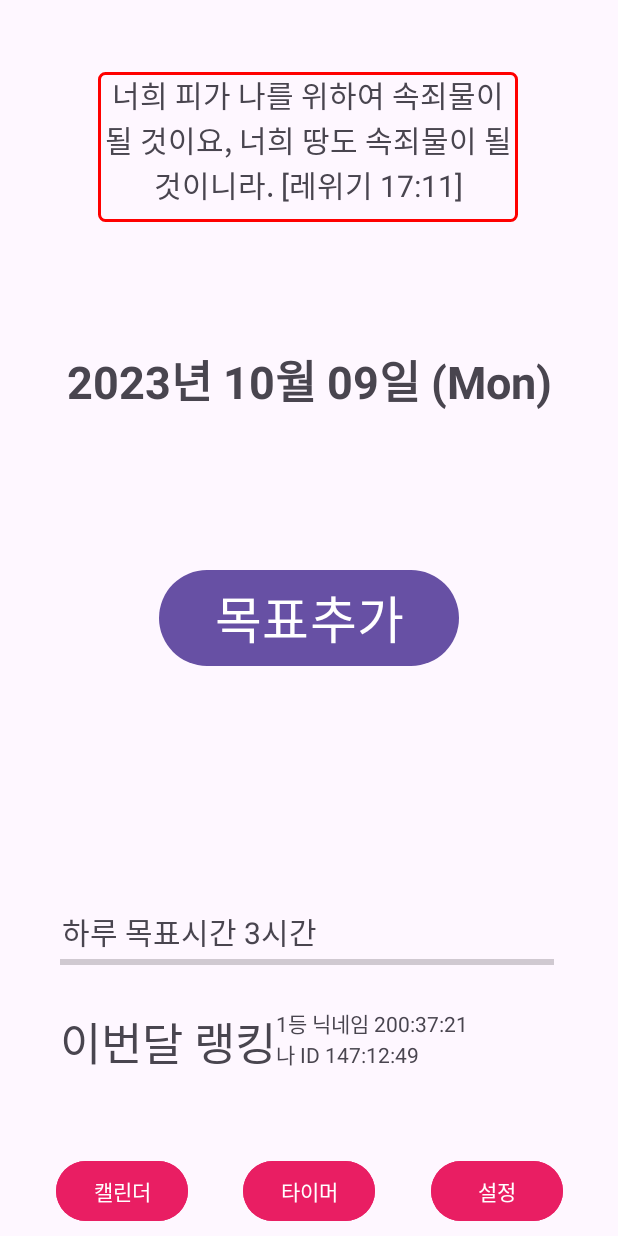
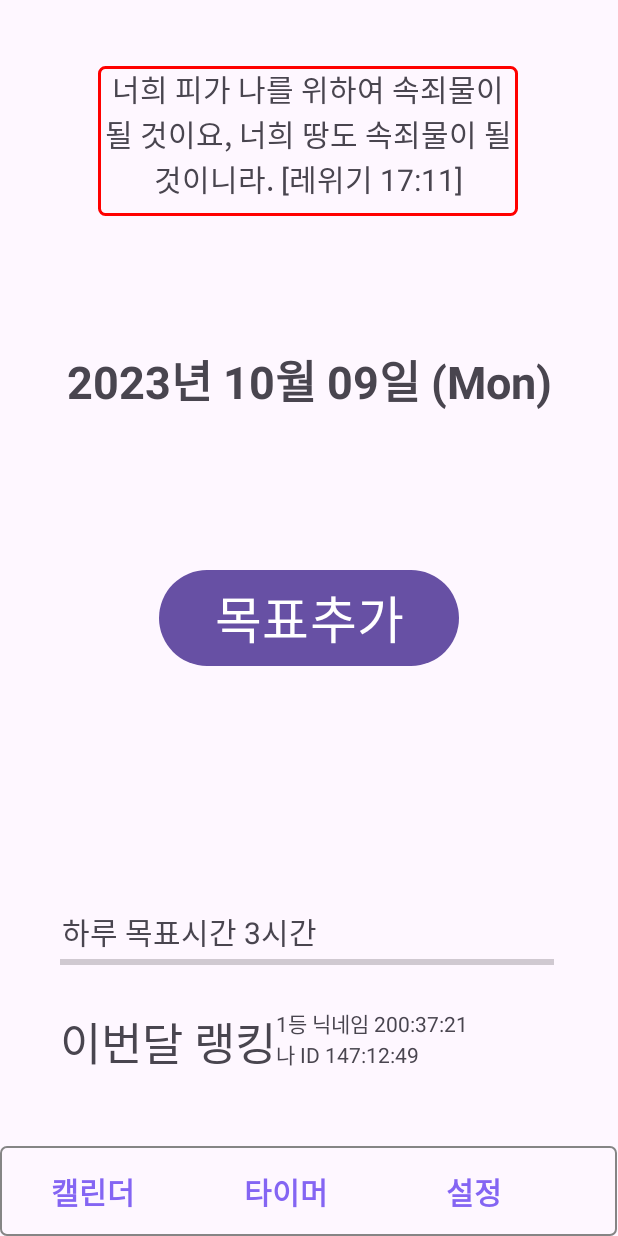
Before and after one commit to FirePotatoes/first_step_frontend, an Android app: the emptytimer screen opened directly, with no data from a screen before it, on a phone screen of 412 x 824 dp. Run offline under Robolectric (Android 15) with nearby library versions, the phone set to English and light mode, and no system bars.

Commit message:
feat(settings,calendar,timer): adding bottombar

```diff
--- a/app/src/main/java/com/example/firststep/emptytimer.kt
+++ b/app/src/main/java/com/example/firststep/emptytimer.kt
@@ -36,6 +36,9 @@ class emptytimer : AppCompatActivity() {
         val selectedVerse = bibleVerses[dayOfYear % bibleVerses.size]
         textViewVerse.text = "$selectedVerse"
 
+        goCalendarButton()
+        goSettingsButton()
+        goTimerButton()
     }
 
     private fun getDayOfYear(): Int {
@@ -57,4 +60,28 @@ class emptytimer : AppCompatActivity() {
             startActivity(intent)
         }
     }
+
+    private fun goSettingsButton() {
+        val button = findViewById<Button>(R.id.btn_settings)
+        button.setOnClickListener {
+            val intent = Intent(this,settings::class.java)
+            startActivity(intent)
+        }
+    }
+
+    private fun goTimerButton() {
+        val button = findViewById<Button>(R.id.btn_timer)
+        button.setOnClickListener {
+            val intent = Intent(this,timerActivity::class.java)
+            startActivity(intent)
+        }
+    }
+
+    private fun goCalendarButton() {
+        val button = findViewById<Button>(R.id.btn_calendar)
+        button.setOnClickListener {
+            val intent = Intent(this,calendar::class.java)
+            startActivity(intent)
+        }
+    }
 }
--- a/app/src/main/res/layout/activity_emptytimer.xml
+++ b/app/src/main/res/layout/activity_emptytimer.xml
@@ -12,7 +12,9 @@
         android:id="@+id/textViewVerse"
         android:layout_width="280dp"
         android:layout_height="100dp"
-        android:layout_marginTop="48dp"
+        android:layout_marginTop="44dp"
+        android:background="@drawable/boxborder"
+        android:gravity="start|left"
         android:text=""
         android:textAlignment="center"
         android:textSize="20sp"
@@ -20,9 +22,7 @@
         app:layout_constraintHorizontal_bias="0.496"
         app:layout_constraintStart_toStartOf="parent"
         app:layout_constraintTop_toTopOf="parent"
-        tools:ignore="MissingConstraints,RtlCompat"
-        android:gravity="start|left"
-        android:background="@drawable/boxborder"/>
+        tools:ignore="MissingConstraints,RtlCompat" />
 
     <TextView
         android:id="@+id/textViewDate"
@@ -87,44 +87,61 @@
         app:layout_constraintTop_toTopOf="parent"
         app:layout_constraintVertical_bias="0.859" />
 
-    <Space
-        android:id="@+id/space2"
-        android:layout_width="412dp"
+    <View
+        android:id="@+id/bottomBar"
+        android:layout_width="411dp"
         android:layout_height="60dp"
+        android:layout_gravity="center"
+        android:layout_weight="1"
+        android:background="@drawable/bottomboxborder"
         app:layout_constraintBottom_toBottomOf="parent"
-        app:layout_constraintEnd_toEndOf="parent" />
+        tools:ignore="MissingConstraints" />
 
     <Button
         android:id="@+id/btn_calendar"
         android:layout_width="wrap_content"
         android:layout_height="wrap_content"
-        android:backgroundTint="@color/button"
+        android:layout_marginStart="10dp"
+        android:backgroundTint="@color/toomyeong"
+        android:gravity="center_horizontal"
         android:text="캘린더"
-        app:layout_constraintEnd_toStartOf="@+id/btn_timer"
-        app:layout_constraintStart_toStartOf="@+id/space2"
-        app:layout_constraintTop_toTopOf="@+id/btn_timer" />
+        android:textColor="@color/purple"
+        android:textStyle="bold"
+        android:textSize="20dp"
+        app:layout_constraintBottom_toBottomOf="parent"
+        app:layout_constraintStart_toStartOf="@+id/bottomBar"
+        app:layout_constraintTop_toTopOf="@+id/bottomBar" />
 
     <Button
         android:id="@+id/btn_timer"
         android:layout_width="wrap_content"
         android:layout_height="wrap_content"
-        android:backgroundTint="@color/button"
+        android:layout_marginStart="24dp"
+        android:backgroundTint="@color/toomyeong"
+        android:gravity="center_vertical"
+        android:textStyle="bold"
         android:text="타이머"
-        app:layout_constraintBottom_toBottomOf="@+id/space2"
-        app:layout_constraintEnd_toEndOf="parent"
-        app:layout_constraintStart_toStartOf="parent"
-        app:layout_constraintTop_toTopOf="@+id/space2" />
+        android:textColor="@color/purple"
+        android:textSize="20dp"
+        app:layout_constraintBottom_toBottomOf="@+id/bottomBar"
+        app:layout_constraintStart_toEndOf="@+id/btn_calendar"
+        app:layout_constraintTop_toTopOf="@+id/bottomBar"
+        app:layout_constraintVertical_bias="0.555" />
 
     <Button
         android:id="@+id/btn_settings"
         android:layout_width="wrap_content"
         android:layout_height="wrap_content"
-        android:backgroundTint="@color/button"
+        android:layout_marginStart="30dp"
+        android:backgroundTint="@color/toomyeong"
+        android:gravity="center_vertical"
+        android:textStyle="bold"
         android:text="설정"
-        app:layout_constraintBottom_toBottomOf="@+id/btn_timer"
-        app:layout_constraintEnd_toEndOf="parent"
+        android:textColor="@color/purple"
+        android:textSize="20dp"
+        app:layout_constraintBottom_toBottomOf="parent"
         app:layout_constraintStart_toEndOf="@+id/btn_timer"
-        app:layout_constraintTop_toTopOf="@+id/btn_timer" />
+        app:layout_constraintTop_toTopOf="@+id/bottomBar" />
 
     <Button
         android:id="@+id/btn_goalAdd"
@@ -132,7 +149,7 @@
         android:layout_height="72dp"
         android:text="목표추가"
         android:textSize="34sp"
-        app:layout_constraintBottom_toBottomOf="@+id/space2"
+        app:layout_constraintBottom_toBottomOf="@+id/bottomBar"
         app:layout_constraintEnd_toEndOf="parent"
         app:layout_constraintStart_toStartOf="parent"
         app:layout_constraintTop_toTopOf="parent" />
```
Also changed, not shown: app/src/main/java/com/example/firststep/calendar.kt (+30 -2 lines), app/src/main/java/com/example/firststep/timerActivity.kt (+12 -12 lines), app/src/main/res/layout/activity_calendar.xml (+0 -13 lines), app/src/main/res/layout/activity_timer.xml (+0 -12 lines).
